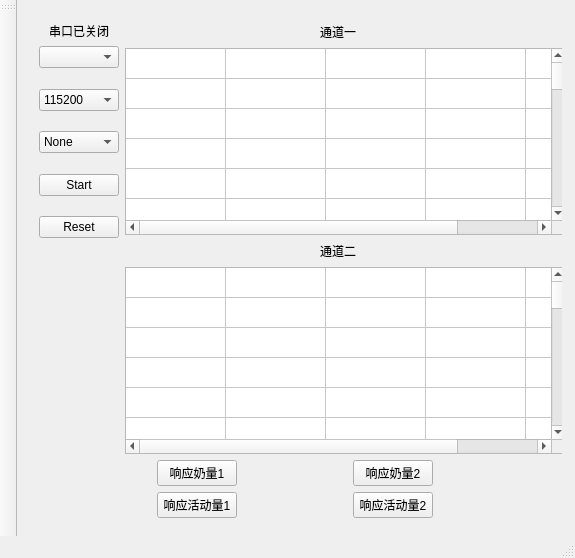
This is mainwindow.ui in DaQuiTree/ComSimulator as Qt 5 draws it before an edit. The edited form follows.
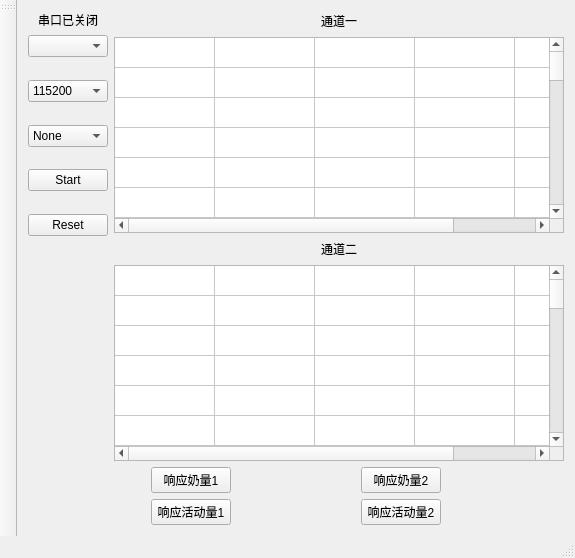
This is the edited form.

```diff
--- a/mainwindow.ui
+++ b/mainwindow.ui
@@ -26,15 +26,8 @@
    <string>计步器模拟器</string>
   </property>
   <widget class="QWidget" name="centralWidget">
-   <widget class="QWidget" name="">
-    <property name="geometry">
-     <rect>
-      <x>11</x>
-      <y>11</y>
-      <width>534</width>
-      <height>518</height>
-     </rect>
-    </property>
+   <layout class="QGridLayout" name="gridLayout">
+    <item row="0" column="0">
     <layout class="QVBoxLayout" name="verticalLayout_6">
      <item>
       <layout class="QHBoxLayout" name="horizontalLayout_4">
@@ -678,12 +671,8 @@
       </layout>
      </item>
     </layout>
-   </widget>
-   <zorder>layoutWidget</zorder>
-   <zorder>layoutWidget</zorder>
-   <zorder>verticalSpacer</zorder>
-   <zorder>horizontalSpacer_8</zorder>
-   <zorder>layoutWidget_2</zorder>
+    </item>
+   </layout>
   </widget>
   <widget class="QToolBar" name="mainToolBar">
    <attribute name="toolBarArea">
```
Lines whose indentation alone changed are shown as unchanged.
